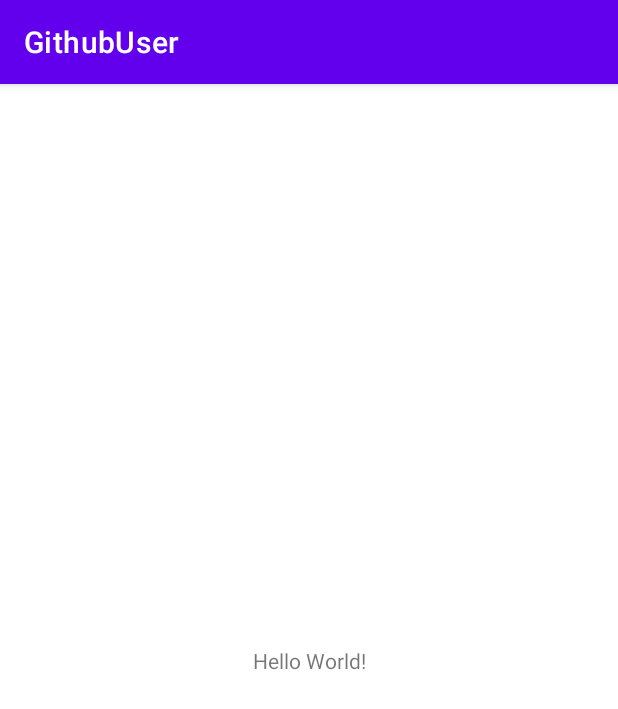
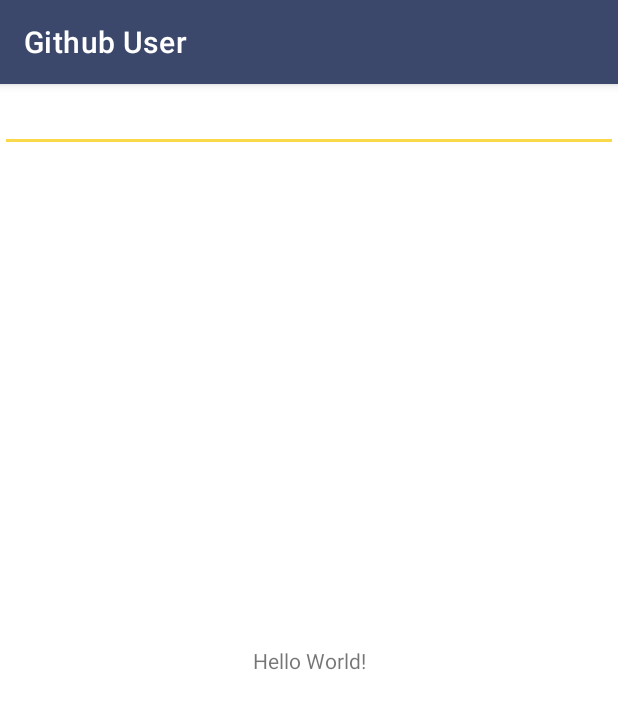
Before and after one commit to rafliandreansyah/GithubUser, an Android app: the screen it shows after launch (UsersActivity), on a phone screen of 412 x 824 dp. Shown: the top 709 px of the screen. Run offline under Robolectric (Android 15) with nearby library versions, the phone set to English and light mode, and no system bars; our stand-ins replace Dagger/Hilt's generated code.

Commit message:
add colors app

```diff
--- a/app/src/main/AndroidManifest.xml
+++ b/app/src/main/AndroidManifest.xml
@@ -13,10 +13,10 @@
         android:theme="@style/Theme.GithubUser"
         tools:targetApi="31">
         <activity
-            android:name=".SearchUserActivity"
+            android:name=".presentation.ui.SearchUserActivity"
             android:exported="false" />
         <activity
-            android:name=".DetailUserActivity"
+            android:name=".presentation.ui.DetailUserActivity"
             android:exported="false" />
         <activity
             android:name=".presentation.ui.UsersActivity"
--- a/app/src/main/res/layout/activity_users.xml
+++ b/app/src/main/res/layout/activity_users.xml
@@ -5,6 +5,10 @@
     android:layout_width="match_parent"
     android:layout_height="match_parent"
     tools:context=".presentation.ui.UsersActivity">
+
+    <EditText
+        android:layout_width="match_parent"
+        android:layout_height="wrap_content"/>
 
     <TextView
         android:layout_width="wrap_content"
--- a/app/src/main/res/values-night/themes.xml
+++ b/app/src/main/res/values-night/themes.xml
@@ -2,12 +2,12 @@
     <!-- Base application theme. -->
     <style name="Theme.GithubUser" parent="Theme.MaterialComponents.DayNight.DarkActionBar">
         <!-- Primary brand color. -->
-        <item name="colorPrimary">@color/purple_200</item>
-        <item name="colorPrimaryVariant">@color/purple_700</item>
-        <item name="colorOnPrimary">@color/black</item>
+        <item name="colorPrimary">@color/blue_navy_700</item>
+        <item name="colorPrimaryVariant">@color/blue_navy_900</item>
+        <item name="colorOnPrimary">@color/white</item>
         <!-- Secondary brand color. -->
-        <item name="colorSecondary">@color/teal_200</item>
-        <item name="colorSecondaryVariant">@color/teal_200</item>
+        <item name="colorSecondary">@color/yellow_600</item>
+        <item name="colorSecondaryVariant">@color/yellow_800</item>
         <item name="colorOnSecondary">@color/black</item>
         <!-- Status bar color. -->
         <item name="android:statusBarColor">?attr/colorPrimaryVariant</item>
--- a/app/src/main/res/values/colors.xml
+++ b/app/src/main/res/values/colors.xml
@@ -5,6 +5,12 @@
     <color name="purple_700">#FF3700B3</color>
     <color name="teal_200">#FF03DAC5</color>
     <color name="teal_700">#FF018786</color>
-    <color name="black">#FF000000</color>
     <color name="white">#FFFFFFFF</color>
+
+    <color name="blue_navy_700">#3C486B</color>
+    <color name="blue_navy_900">#2a2e44</color>
+    <color name="yellow_600">#f9d949</color>
+    <color name="yellow_800">#f3aa38</color>
+    <color name="grey_light">#F0F0F0</color>
+    <color name="black">#20262E</color>
 </resources>
--- a/app/src/main/res/values/strings.xml
+++ b/app/src/main/res/values/strings.xml
@@ -1,3 +1,3 @@
 <resources>
-    <string name="app_name">GithubUser</string>
+    <string name="app_name">Github User</string>
 </resources>
--- a/app/src/main/res/values/themes.xml
+++ b/app/src/main/res/values/themes.xml
@@ -2,12 +2,27 @@
     <!-- Base application theme. -->
     <style name="Theme.GithubUser" parent="Theme.MaterialComponents.DayNight.DarkActionBar">
         <!-- Primary brand color. -->
-        <item name="colorPrimary">@color/purple_500</item>
-        <item name="colorPrimaryVariant">@color/purple_700</item>
+        <item name="colorPrimary">@color/blue_navy_700</item>
+        <item name="colorPrimaryVariant">@color/blue_navy_900</item>
         <item name="colorOnPrimary">@color/white</item>
         <!-- Secondary brand color. -->
-        <item name="colorSecondary">@color/teal_200</item>
-        <item name="colorSecondaryVariant">@color/teal_700</item>
+        <item name="colorSecondary">@color/yellow_600</item>
+        <item name="colorSecondaryVariant">@color/yellow_800</item>
+        <item name="colorOnSecondary">@color/black</item>
+        <!-- Status bar color. -->
+        <item name="android:statusBarColor">?attr/colorPrimaryVariant</item>
+        <!-- Customize your theme here. -->
+    </style>
+
+    <!-- Base application theme no action bar. -->
+    <style name="Theme.GithubUser.NoActionBar" parent="Theme.MaterialComponents.DayNight.NoActionBar">
+        <!-- Primary brand color. -->
+        <item name="colorPrimary">@color/blue_navy_700</item>
+        <item name="colorPrimaryVariant">@color/blue_navy_900</item>
+        <item name="colorOnPrimary">@color/white</item>
+        <!-- Secondary brand color. -->
+        <item name="colorSecondary">@color/yellow_600</item>
+        <item name="colorSecondaryVariant">@color/yellow_800</item>
         <item name="colorOnSecondary">@color/black</item>
         <!-- Status bar color. -->
         <item name="android:statusBarColor">?attr/colorPrimaryVariant</item>
```
